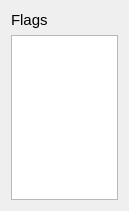
Old version of the form armsim/flagswidget.ui in the repository bstee615/armsim.
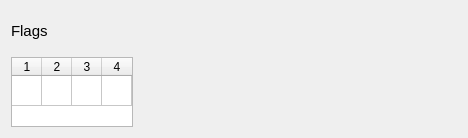
New version of the form.

Commit message: Added functionality to the Flags widget.

Diff of the .ui file:
```diff
--- a/armsim/flagswidget.ui
+++ b/armsim/flagswidget.ui
@@ -6,8 +6,8 @@
    <rect>
     <x>0</x>
     <y>0</y>
-    <width>129</width>
-    <height>211</height>
+    <width>468</width>
+    <height>138</height>
    </rect>
   </property>
   <property name="windowTitle">
@@ -27,7 +27,67 @@
     </widget>
    </item>
    <item>
-    <widget class="QTextBrowser" name="textareaFlags"/>
+    <widget class="QTableWidget" name="tblFlags">
+     <property name="sizePolicy">
+      <sizepolicy hsizetype="Fixed" vsizetype="Fixed">
+       <horstretch>0</horstretch>
+       <verstretch>0</verstretch>
+      </sizepolicy>
+     </property>
+     <property name="verticalScrollBarPolicy">
+      <enum>Qt::ScrollBarAlwaysOff</enum>
+     </property>
+     <property name="horizontalScrollBarPolicy">
+      <enum>Qt::ScrollBarAlwaysOff</enum>
+     </property>
+     <property name="sizeAdjustPolicy">
+      <enum>QAbstractScrollArea::AdjustToContents</enum>
+     </property>
+     <property name="autoScroll">
+      <bool>false</bool>
+     </property>
+     <property name="alternatingRowColors">
+      <bool>true</bool>
+     </property>
+     <property name="cornerButtonEnabled">
+      <bool>true</bool>
+     </property>
+     <property name="rowCount">
+      <number>1</number>
+     </property>
+     <property name="columnCount">
+      <number>4</number>
+     </property>
+     <attribute name="horizontalHeaderVisible">
+      <bool>true</bool>
+     </attribute>
+     <attribute name="horizontalHeaderDefaultSectionSize">
+      <number>30</number>
+     </attribute>
+     <attribute name="horizontalHeaderHighlightSections">
+      <bool>true</bool>
+     </attribute>
+     <attribute name="horizontalHeaderMinimumSectionSize">
+      <number>30</number>
+     </attribute>
+     <attribute name="verticalHeaderVisible">
+      <bool>false</bool>
+     </attribute>
+     <attribute name="verticalHeaderDefaultSectionSize">
+      <number>30</number>
+     </attribute>
+     <attribute name="verticalHeaderHighlightSections">
+      <bool>true</bool>
+     </attribute>
+     <attribute name="verticalHeaderMinimumSectionSize">
+      <number>30</number>
+     </attribute>
+     <row/>
+     <column/>
+     <column/>
+     <column/>
+     <column/>
+    </widget>
    </item>
   </layout>
  </widget>
```
The commit also changes 15 other files.
